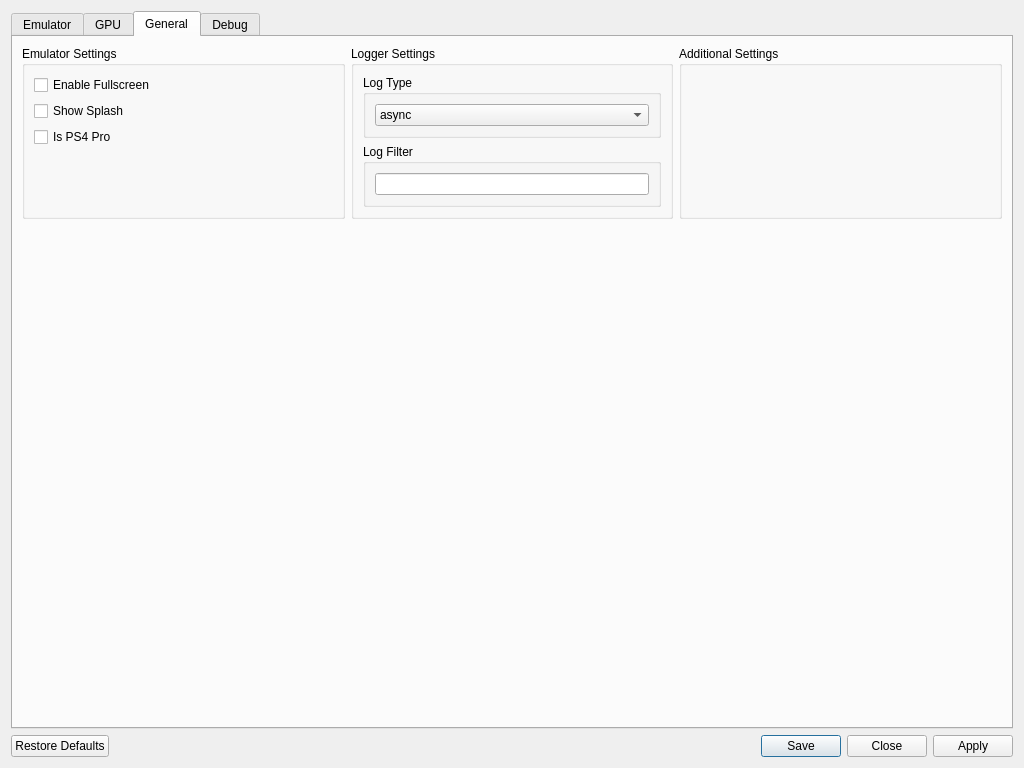
Above: src/qt_gui/settings_dialog.ui from ei-akulxx/shadPS4 before the change. Below: the same form after it.
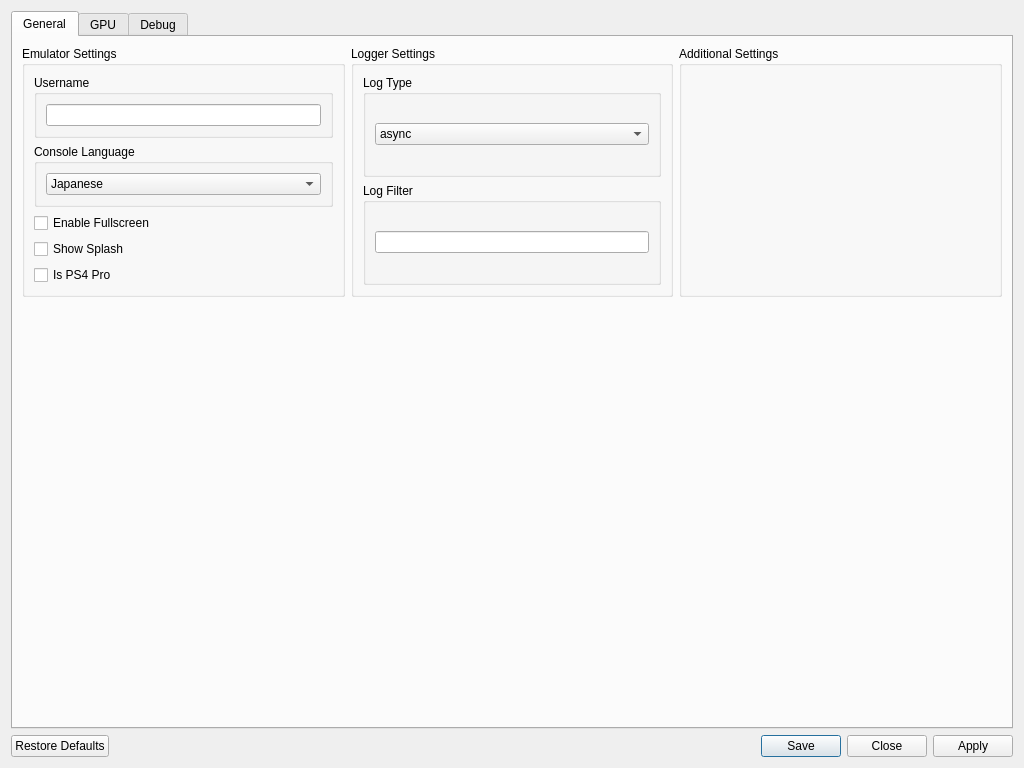
That is the form after the change. The open tabs and pages were chosen to show the change. Icons and pictures are not drawn.

Commit message: Qt-GUI: Cleaning the option menu (#443)

```diff
--- a/src/qt_gui/settings_dialog.ui
+++ b/src/qt_gui/settings_dialog.ui
@@ -46,8 +46,8 @@
        <rect>
         <x>0</x>
         <y>0</y>
-        <width>1006</width>
-        <height>720</height>
+        <width>1002</width>
+        <height>710</height>
        </rect>
       </property>
       <property name="sizePolicy">
@@ -59,15 +59,47 @@
       <property name="currentIndex">
        <number>0</number>
       </property>
-      <widget class="QWidget" name="emulatorTab">
+      <widget class="QWidget" name="generalTab">
        <attribute name="title">
-        <string>Emulator</string>
+        <string>General</string>
        </attribute>
-       <layout class="QVBoxLayout" name="emulatorTabVLayout" stretch="0,0">
+       <layout class="QVBoxLayout" name="generalTabVLayout" stretch="0,1,0,0,0,0,0">
         <item>
-         <layout class="QHBoxLayout" name="emulatorTabHLayout" stretch="1,1,1">
+         <layout class="QHBoxLayout" name="generalTabHLayout" stretch="1,1,1">
           <item>
-           <layout class="QVBoxLayout" name="emulatorTabLayoutLeft">
+           <layout class="QVBoxLayout" name="generalTabLayoutLeft">
+            <item>
+             <widget class="QGroupBox" name="emuSettings">
+              <property name="title">
+               <string>Emulator Settings</string>
+              </property>
+              <layout class="QVBoxLayout" name="emuSettingsLayout">
+               <item>
+                <layout class="QVBoxLayout" name="vLayoutUserName">
+                 <property name="spacing">
+                  <number>6</number>
+                 </property>
+                 <property name="leftMargin">
+                  <number>0</number>
+                 </property>
+                 <item>
+                  <layout class="QHBoxLayout" name="hLayoutUserName">
+                   <item>
+                    <widget class="QGroupBox" name="userName">
+                     <property name="title">
+                      <string>Username</string>
+                     </property>
+                     <layout class="QVBoxLayout" name="userNameLayout">
+                      <item>
+                       <widget class="QLineEdit" name="userNameLineEdit"/>
+                      </item>
+                     </layout>
+                    </widget>
+                   </item>
+                  </layout>
+                 </item>
+                </layout>
+               </item>
             <item>
              <widget class="QGroupBox" name="consoleLanguageGroupBox">
               <property name="title">
@@ -232,7 +264,98 @@
              </widget>
             </item>
             <item>
-             <layout class="QVBoxLayout" name="vLayoutUserName">
+                <widget class="QCheckBox" name="fullscreenCheckBox">
+                 <property name="text">
+                  <string>Enable Fullscreen</string>
+                 </property>
+                </widget>
+               </item>
+               <item>
+                <widget class="QCheckBox" name="showSplashCheckBox">
+                 <property name="text">
+                  <string>Show Splash</string>
+                 </property>
+                </widget>
+               </item>
+               <item>
+                <widget class="QCheckBox" name="ps4proCheckBox">
+                 <property name="text">
+                  <string>Is PS4 Pro</string>
+                 </property>
+                </widget>
+               </item>
+               <item>
+                <spacer name="emulatorTabSpacerLeft">
+                 <property name="orientation">
+                  <enum>Qt::Orientation::Vertical</enum>
+                 </property>
+                 <property name="sizeType">
+                  <enum>QSizePolicy::Policy::MinimumExpanding</enum>
+                 </property>
+                 <property name="sizeHint" stdset="0">
+                  <size>
+                   <width>0</width>
+                   <height>0</height>
+                  </size>
+                 </property>
+                </spacer>
+               </item>
+              </layout>
+             </widget>
+            </item>
+           </layout>
+          </item>
+          <item>
+           <layout class="QVBoxLayout" name="emulatorTabLayoutMiddle">
+            <item>
+             <widget class="QGroupBox" name="loggerGroupBox">
+              <property name="title">
+               <string>Logger Settings</string>
+              </property>
+              <layout class="QVBoxLayout" name="loggerLayout">
+               <item>
+                <widget class="QWidget" name="LogTypeWidget" native="true">
+                 <layout class="QVBoxLayout" name="LogTypeLayout">
+                  <property name="leftMargin">
+                   <number>0</number>
+                  </property>
+                  <property name="topMargin">
+                   <number>0</number>
+                  </property>
+                  <property name="rightMargin">
+                   <number>0</number>
+                  </property>
+                  <property name="bottomMargin">
+                   <number>0</number>
+                  </property>
+                  <item>
+                   <widget class="QGroupBox" name="logTypeGroupBox">
+                    <property name="title">
+                     <string>Log Type</string>
+                    </property>
+                    <layout class="QVBoxLayout" name="logTypeBoxLayout">
+                     <item>
+                      <widget class="QComboBox" name="logTypeComboBox">
+                       <item>
+                        <property name="text">
+                         <string>async</string>
+                        </property>
+                       </item>
+                       <item>
+                        <property name="text">
+                         <string>sync</string>
+                        </property>
+                       </item>
+                      </widget>
+                     </item>
+                    </layout>
+                   </widget>
+                  </item>
+                 </layout>
+                </widget>
+               </item>
+               <item>
+                <layout class="QVBoxLayout" name="vLayoutLogFilter">
               <property name="spacing">
                <number>6</number>
               </property>
@@ -240,15 +363,51 @@
                <number>0</number>
               </property>
               <item>
-               <layout class="QHBoxLayout" name="hLayoutUserName">
+                  <layout class="QHBoxLayout" name="hLayoutLogFilter">
                 <item>
-                 <widget class="QGroupBox" name="userName">
+                    <widget class="QGroupBox" name="logFilter">
                   <property name="title">
-                   <string>Username</string>
-                  </property>
-                  <layout class="QVBoxLayout" name="userNameLayout">
+                      <string>Log Filter</string>
+                     </property>
+                     <layout class="QVBoxLayout" name="logFilterLayout">
                    <item>
-                    <widget class="QLineEdit" name="userNameLineEdit"/>
+                       <widget class="QLineEdit" name="logFilterLineEdit"/>
+                      </item>
+                     </layout>
+                    </widget>
+                   </item>
+                  </layout>
+                 </item>
+                </layout>
+               </item>
+              </layout>
+             </widget>
+            </item>
+           </layout>
+          </item>
+          <item>
+           <layout class="QVBoxLayout" name="generalTabLayoutRight">
+            <item>
+             <widget class="QGroupBox" name="additionalSettings">
+              <property name="title">
+               <string>Additional Settings</string>
+              </property>
+              <layout class="QVBoxLayout" name="additionalSettingsVLayout">
+               <item>
+                <spacer name="emulatorTabSpacerRight">
+                 <property name="orientation">
+                  <enum>Qt::Orientation::Vertical</enum>
+                 </property>
+                 <property name="sizeType">
+                  <enum>QSizePolicy::Policy::MinimumExpanding</enum>
+                 </property>
+                 <property name="sizeHint" stdset="0">
+                  <size>
+                   <width>0</width>
+                   <height>0</height>
+                  </size>
+                 </property>
+                </spacer>
                    </item>
                   </layout>
                  </widget>
@@ -309,8 +468,6 @@
               </property>
              </spacer>
             </item>
-           </layout>
-          </item>
           <item>
            <layout class="QVBoxLayout" name="emulatorTabLayoutMiddle_2"/>
           </item>
@@ -324,8 +481,6 @@
             </property>
            </layout>
           </item>
-         </layout>
-        </item>
         <item>
          <spacer name="emulatorTabSpacer_2">
           <property name="orientation">
@@ -645,192 +800,6 @@
         </item>
        </layout>
       </widget>
-      <widget class="QWidget" name="generalTab">
-       <attribute name="title">
-        <string>General</string>
-       </attribute>
-       <layout class="QVBoxLayout" name="generalTabVLayout" stretch="0,1">
-        <item>
-         <layout class="QHBoxLayout" name="generalTabHLayout" stretch="1,1,1">
-          <item>
-           <layout class="QVBoxLayout" name="generalTabLayoutLeft">
-            <item>
-             <widget class="QGroupBox" name="emuSettings">
-              <property name="title">
-               <string>Emulator Settings</string>
-              </property>
-              <layout class="QVBoxLayout" name="emuSettingsLayout">
-               <item>
-                <widget class="QCheckBox" name="fullscreenCheckBox">
-                 <property name="text">
-                  <string>Enable Fullscreen</string>
-                 </property>
-                </widget>
-               </item>
-               <item>
-                <widget class="QCheckBox" name="showSplashCheckBox">
-                 <property name="text">
-                  <string>Show Splash</string>
-                 </property>
-                </widget>
-               </item>
-               <item>
-                <widget class="QCheckBox" name="ps4proCheckBox">
-                 <property name="text">
-                  <string>Is PS4 Pro</string>
-                 </property>
-                </widget>
-               </item>
-               <item>
-                <spacer name="emulatorTabSpacerLeft">
-                 <property name="orientation">
-                  <enum>Qt::Orientation::Vertical</enum>
-                 </property>
-                 <property name="sizeType">
-                  <enum>QSizePolicy::Policy::MinimumExpanding</enum>
-                 </property>
-                 <property name="sizeHint" stdset="0">
-                  <size>
-                   <width>0</width>
-                   <height>0</height>
-                  </size>
-                 </property>
-                </spacer>
-               </item>
-              </layout>
-             </widget>
-            </item>
-           </layout>
-          </item>
-          <item>
-           <layout class="QVBoxLayout" name="emulatorTabLayoutMiddle">
-            <item>
-             <widget class="QGroupBox" name="loggerGroupBox">
-              <property name="title">
-               <string>Logger Settings</string>
-              </property>
-              <layout class="QVBoxLayout" name="loggerLayout">
-               <item>
-                <widget class="QWidget" name="LogTypeWidget" native="true">
-                 <layout class="QVBoxLayout" name="LogTypeLayout">
-                  <property name="leftMargin">
-                   <number>0</number>
-                  </property>
-                  <property name="topMargin">
-                   <number>0</number>
-                  </property>
-                  <property name="rightMargin">
-                   <number>0</number>
-                  </property>
-                  <property name="bottomMargin">
-                   <number>0</number>
-                  </property>
-                  <item>
-                   <widget class="QGroupBox" name="logTypeGroupBox">
-                    <property name="title">
-                     <string>Log Type</string>
-                    </property>
-                    <layout class="QVBoxLayout" name="logTypeBoxLayout">
-                     <item>
-                      <widget class="QComboBox" name="logTypeComboBox">
-                       <item>
-                        <property name="text">
-                         <string>async</string>
-                        </property>
-                       </item>
-                       <item>
-                        <property name="text">
-                         <string>sync</string>
-                        </property>
-                       </item>
-                      </widget>
-                     </item>
-                    </layout>
-                   </widget>
-                  </item>
-                 </layout>
-                </widget>
-               </item>
-               <item>
-                <layout class="QVBoxLayout" name="vLayoutLogFilter">
-                 <property name="spacing">
-                  <number>6</number>
-                 </property>
-                 <property name="leftMargin">
-                  <number>0</number>
-                 </property>
-                 <item>
-                  <layout class="QHBoxLayout" name="hLayoutLogFilter">
-                   <item>
-                    <widget class="QGroupBox" name="logFilter">
-                     <property name="title">
-                      <string>Log Filter</string>
-                     </property>
-                     <layout class="QVBoxLayout" name="logFilterLayout">
-                      <item>
-                       <widget class="QLineEdit" name="logFilterLineEdit"/>
-                      </item>
-                     </layout>
-                    </widget>
-                   </item>
-                  </layout>
-                 </item>
-                </layout>
-               </item>
-              </layout>
-             </widget>
-            </item>
-           </layout>
-          </item>
-          <item>
-           <layout class="QVBoxLayout" name="generalTabLayoutRight">
-            <item>
-             <widget class="QGroupBox" name="additionalSettings">
-              <property name="title">
-               <string>Additional Settings</string>
-              </property>
-              <layout class="QVBoxLayout" name="additionalSettingsVLayout">
-               <item>
-                <spacer name="emulatorTabSpacerRight">
-                 <property name="orientation">
-                  <enum>Qt::Orientation::Vertical</enum>
-                 </property>
-                 <property name="sizeType">
-                  <enum>QSizePolicy::Policy::MinimumExpanding</enum>
-                 </property>
-                 <property name="sizeHint" stdset="0">
-                  <size>
-                   <width>0</width>
-                   <height>0</height>
-                  </size>
-                 </property>
-                </spacer>
-               </item>
-              </layout>
-             </widget>
-            </item>
-           </layout>
-          </item>
-         </layout>
-        </item>
-        <item>
-         <spacer name="emulatorTabSpacer">
-          <property name="orientation">
-           <enum>Qt::Orientation::Vertical</enum>
-          </property>
-          <property name="sizeType">
-           <enum>QSizePolicy::Policy::MinimumExpanding</enum>
-          </property>
-          <property name="sizeHint" stdset="0">
-           <size>
-            <width>0</width>
-            <height>0</height>
-           </size>
-          </property>
-         </spacer>
-        </item>
-       </layout>
-      </widget>
       <widget class="QWidget" name="debugTab">
        <attribute name="title">
         <string>Debug</string>
```
Left out of the diff: 1 changed line with no effect on the pictures. Lines whose indentation alone changed are shown as unchanged. The commit also changes 1 other file.
